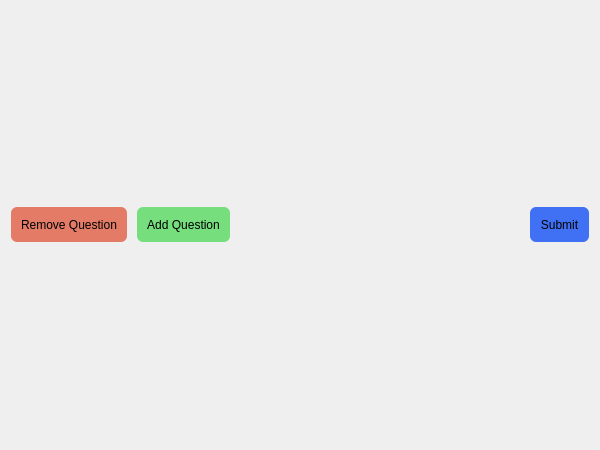
This is src/views/register_views/security_question_view.ui in devforgely/MFA-Simulator as Qt 5 draws it before an edit. The edited form follows.
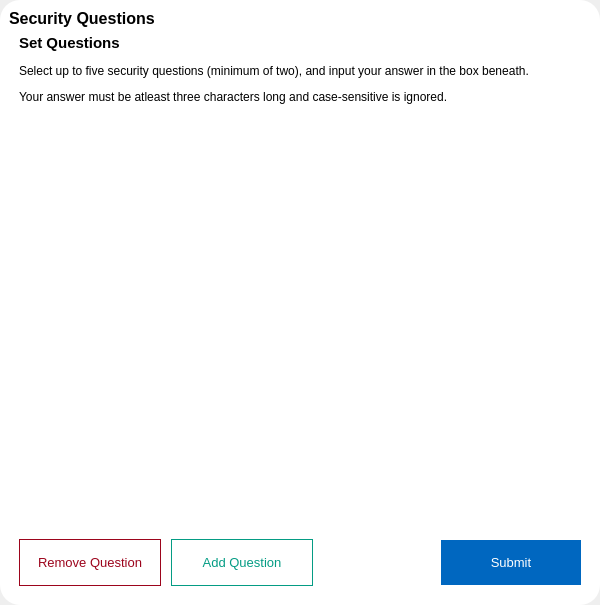
This is the edited form. Icons and pictures are not drawn.

```diff
--- a/src/views/register_views/security_question_view.ui
+++ b/src/views/register_views/security_question_view.ui
@@ -7,67 +7,228 @@
     <x>0</x>
     <y>0</y>
     <width>600</width>
-    <height>450</height>
+    <height>605</height>
    </rect>
   </property>
   <property name="maximumSize">
    <size>
     <width>600</width>
-    <height>450</height>
+    <height>16777215</height>
    </size>
   </property>
   <property name="windowTitle">
    <string>Form</string>
   </property>
   <property name="styleSheet">
-   <string notr="true">QPushButton {
-	border-radius: 6px;
+   <string notr="true">#frame {
+	background-color: white;
+	border-radius: 20px;
+}
+
+#form_title {
+	font-weight: 600;
+	font-size: 12pt;
+}
+
+#subtitle {
+	font-weight: 500;
+	font-size: 11pt;
+}
+
+#question_view {
+	background-color: white;
+}
+
+QComboBox {
+	height: 34px;
 	border: none;
-	padding: 5px 10px;
+	padding: 0px 5px;
+}
+
+QComboBox::drop-down {
+    border: 0px;
+}
+
+QLineEdit {
+	height: 34px;
+	border: none;
+	padding: 0px 5px;
+}
+
+
+QPushButton {
+	font-size: 10pt;
+	font-weight: 490;
+	min-width: 120px;
+	height: 45px;
+	padding: 0px 10px;
 }
 
 #add_question_btn {
-	background-color: #76de7d;
+	color: #049c84;
+	background-color: transparent;
+	border: 1px solid #049c84;
 }
 
 #remove_btn {
-	background-color: #e37b66;
+	color: #9c041c;
+	background-color: transparent;
+	border: 1px solid #9c041c;
 }
 
 #submit_btn {
-	background-color: #4070f4;
+	color: white;
+	border: none;
+	background-color: #0067c0;
 }</string>
   </property>
   <layout class="QVBoxLayout" name="verticalLayout">
+   <property name="spacing">
+    <number>0</number>
+   </property>
+   <property name="leftMargin">
+    <number>0</number>
+   </property>
+   <property name="topMargin">
+    <number>0</number>
+   </property>
+   <property name="rightMargin">
+    <number>0</number>
+   </property>
+   <property name="bottomMargin">
+    <number>0</number>
+   </property>
    <item>
-    <layout class="QGridLayout" name="question_view">
-     <property name="sizeConstraint">
-      <enum>QLayout::SetDefaultConstraint</enum>
+    <widget class="QFrame" name="frame">
+     <property name="frameShape">
+      <enum>QFrame::NoFrame</enum>
      </property>
-     <property name="verticalSpacing">
+     <property name="frameShadow">
+      <enum>QFrame::Raised</enum>
+     </property>
+     <layout class="QVBoxLayout" name="verticalLayout_2">
+      <item>
+       <widget class="QLabel" name="form_title">
+        <property name="maximumSize">
+         <size>
+          <width>16777215</width>
+          <height>40</height>
+         </size>
+        </property>
+        <property name="text">
+         <string>Security Questions</string>
+        </property>
+       </widget>
+      </item>
+      <item>
+       <layout class="QVBoxLayout" name="verticalLayout_3">
+        <property name="spacing">
+         <number>12</number>
+        </property>
+        <property name="leftMargin">
       <number>10</number>
      </property>
+        <item>
+         <widget class="QLabel" name="subtitle">
+          <property name="maximumSize">
+           <size>
+            <width>16777215</width>
+            <height>30</height>
+           </size>
+          </property>
+          <property name="text">
+           <string>Set Questions</string>
+          </property>
+         </widget>
+        </item>
+        <item>
+         <widget class="QLabel" name="label_2">
+          <property name="maximumSize">
+           <size>
+            <width>16777215</width>
+            <height>45</height>
+           </size>
+          </property>
+          <property name="text">
+           <string>Select up to five security questions (minimum of two), and input your answer in the box beneath.</string>
+          </property>
+          <property name="wordWrap">
+           <bool>true</bool>
+          </property>
+         </widget>
+        </item>
+        <item>
+         <widget class="QLabel" name="label_3">
+          <property name="maximumSize">
+           <size>
+            <width>16777215</width>
+            <height>45</height>
+           </size>
+          </property>
+          <property name="text">
+           <string>Your answer must be atleast three characters long and case-sensitive is ignored.</string>
+          </property>
+          <property name="wordWrap">
+           <bool>true</bool>
+          </property>
+         </widget>
+        </item>
     </layout>
    </item>
    <item>
+       <widget class="QScrollArea" name="scrollArea">
+        <property name="frameShape">
+         <enum>QFrame::NoFrame</enum>
+        </property>
+        <property name="widgetResizable">
+         <bool>true</bool>
+        </property>
+        <widget class="QWidget" name="question_view">
+         <property name="geometry">
+          <rect>
+           <x>0</x>
+           <y>0</y>
+           <width>578</width>
+           <height>400</height>
+          </rect>
+         </property>
+         <layout class="QVBoxLayout" name="verticalLayout_5">
+          <property name="spacing">
+           <number>5</number>
+          </property>
+          <property name="leftMargin">
+           <number>5</number>
+          </property>
+          <property name="topMargin">
+           <number>5</number>
+          </property>
+          <property name="rightMargin">
+           <number>5</number>
+          </property>
+          <property name="bottomMargin">
+           <number>5</number>
+          </property>
+         </layout>
+        </widget>
+       </widget>
+      </item>
+      <item>
+       <widget class="QWidget" name="button_container" native="true">
     <layout class="QHBoxLayout" name="horizontalLayout">
      <property name="spacing">
       <number>10</number>
      </property>
      <property name="leftMargin">
-      <number>0</number>
+          <number>10</number>
      </property>
      <property name="rightMargin">
-      <number>0</number>
+          <number>10</number>
+         </property>
+         <property name="bottomMargin">
+          <number>10</number>
      </property>
      <item>
       <widget class="QPushButton" name="remove_btn">
-       <property name="minimumSize">
-        <size>
-         <width>0</width>
-         <height>35</height>
-        </size>
-       </property>
        <property name="cursor">
         <cursorShape>PointingHandCursor</cursorShape>
        </property>
@@ -78,12 +239,6 @@
      </item>
      <item>
       <widget class="QPushButton" name="add_question_btn">
-       <property name="minimumSize">
-        <size>
-         <width>0</width>
-         <height>35</height>
-        </size>
-       </property>
        <property name="cursor">
         <cursorShape>PointingHandCursor</cursorShape>
        </property>
@@ -113,18 +268,6 @@
          <verstretch>0</verstretch>
         </sizepolicy>
        </property>
-       <property name="minimumSize">
-        <size>
-         <width>0</width>
-         <height>35</height>
-        </size>
-       </property>
-       <property name="maximumSize">
-        <size>
-         <width>150</width>
-         <height>16777215</height>
-        </size>
-       </property>
        <property name="cursor">
         <cursorShape>PointingHandCursor</cursorShape>
        </property>
@@ -134,6 +277,10 @@
       </widget>
      </item>
     </layout>
+       </widget>
+      </item>
+     </layout>
+    </widget>
    </item>
   </layout>
  </widget>
```
Left out of the diff: 8 changed lines with no effect on the pictures. Lines whose indentation alone changed are shown as unchanged.
